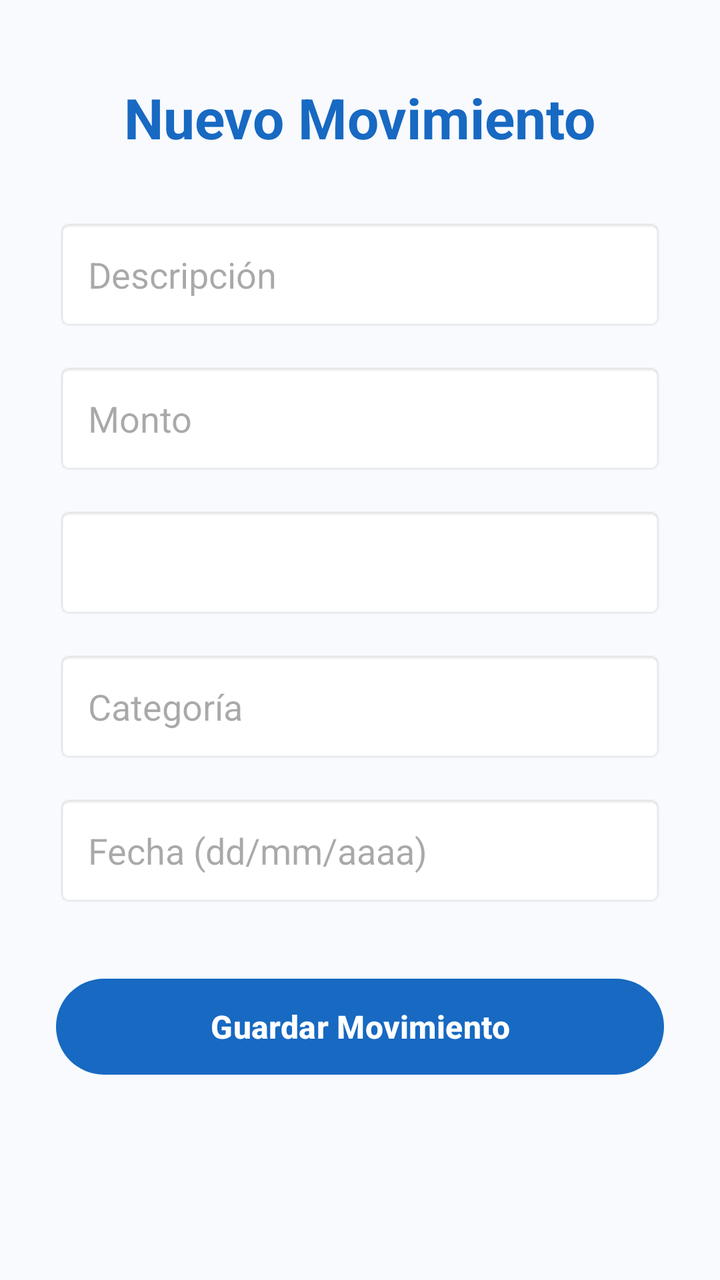
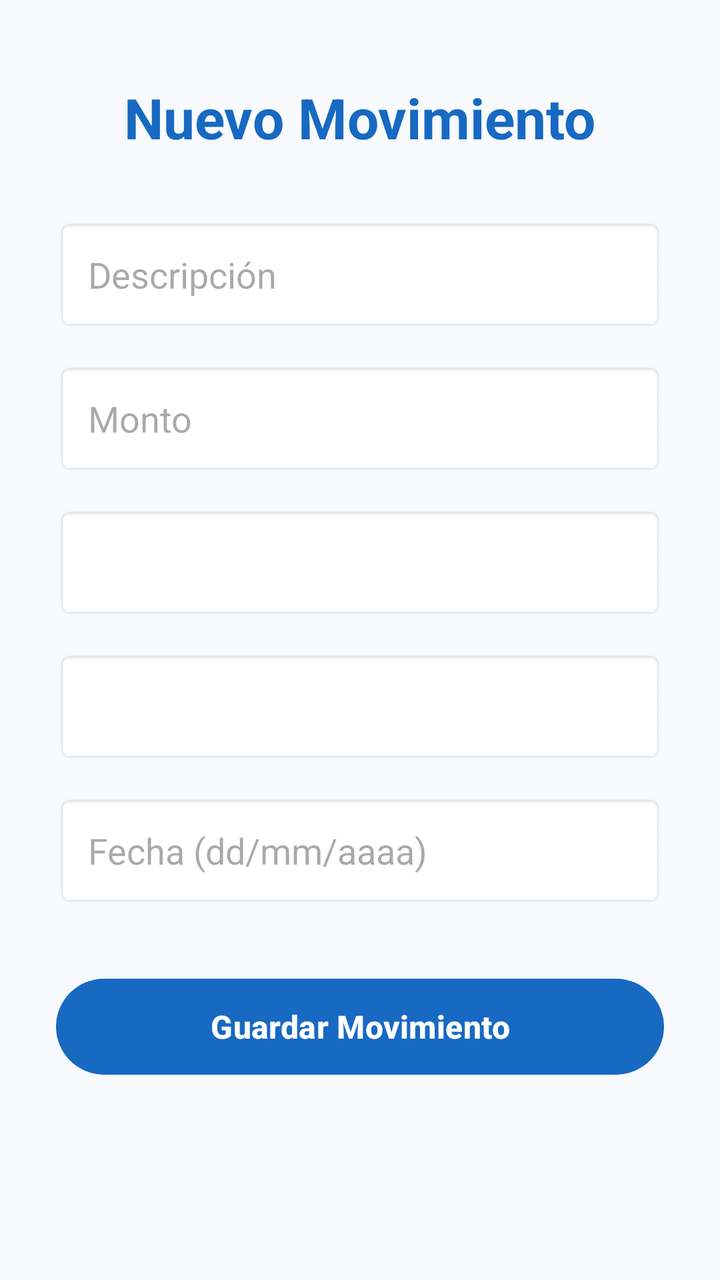

Compare the two renders of this Android layout. The source of the first and the diff that turns it into the second are given below.
<!-- AndroidManifest.xml: application theme Theme.PocketU -->
<!-- res/layout/activity_agregar_movimiento.xml -->
<?xml version="1.0" encoding="utf-8"?>
<ScrollView xmlns:android="http://schemas.android.com/apk/res/android"
    xmlns:app="http://schemas.android.com/apk/res-auto"
    android:layout_width="match_parent"
    android:layout_height="match_parent"
    android:background="#F8FAFD"
    android:fillViewport="true">

    <androidx.constraintlayout.widget.ConstraintLayout
        android:layout_width="match_parent"
        android:layout_height="wrap_content"
        android:paddingStart="28dp"
        android:paddingEnd="28dp"
        android:paddingTop="40dp"
        android:paddingBottom="30dp">

        <TextView
            android:id="@+id/tvTituloAgregar"
            android:layout_width="wrap_content"
            android:layout_height="wrap_content"
            android:text="Nuevo Movimiento"
            android:textColor="#1769C2"
            android:textSize="28sp"
            android:textStyle="bold"
            app:layout_constraintEnd_toEndOf="parent"
            app:layout_constraintStart_toStartOf="parent"
            app:layout_constraintTop_toTopOf="parent" />

        <EditText
            android:id="@+id/edtDescripcion"
            android:layout_width="0dp"
            android:layout_height="56dp"
            android:layout_marginTop="32dp"
            android:background="@android:drawable/editbox_background"
            android:hint="Descripción"
            android:paddingHorizontal="16dp"
            app:layout_constraintEnd_toEndOf="parent"
            app:layout_constraintStart_toStartOf="parent"
            app:layout_constraintTop_toBottomOf="@id/tvTituloAgregar" />

        <EditText
            android:id="@+id/edtMonto"
            android:layout_width="0dp"
            android:layout_height="56dp"
            android:layout_marginTop="16dp"
            android:background="@android:drawable/editbox_background"
            android:hint="Monto"
            android:inputType="numberDecimal"
            android:paddingHorizontal="16dp"
            app:layout_constraintEnd_toEndOf="parent"
            app:layout_constraintStart_toStartOf="parent"
            app:layout_constraintTop_toBottomOf="@id/edtDescripcion" />

        <Spinner
            android:id="@+id/spTipo"
            android:layout_width="0dp"
            android:layout_height="56dp"
            android:layout_marginTop="16dp"
            android:background="@android:drawable/editbox_background"
            app:layout_constraintEnd_toEndOf="parent"
            app:layout_constraintStart_toStartOf="parent"
            app:layout_constraintTop_toBottomOf="@id/edtMonto" />

        <EditText
            android:id="@+id/edtCategoria"
            android:layout_width="0dp"
            android:layout_height="56dp"
            android:layout_marginTop="16dp"
            android:background="@android:drawable/editbox_background"
            android:hint="Categoría"
            android:paddingHorizontal="16dp"
            app:layout_constraintEnd_toEndOf="parent"
            app:layout_constraintStart_toStartOf="parent"
            app:layout_constraintTop_toBottomOf="@id/spTipo" />

        <EditText
            android:id="@+id/edtFecha"
            android:layout_width="0dp"
            android:layout_height="56dp"
            android:layout_marginTop="16dp"
            android:background="@android:drawable/editbox_background"
            android:hint="Fecha (dd/mm/aaaa)"
            android:paddingHorizontal="16dp"
            app:layout_constraintEnd_toEndOf="parent"
            app:layout_constraintStart_toStartOf="parent"
            app:layout_constraintTop_toBottomOf="@id/edtCategoria" />

        <com.google.android.material.button.MaterialButton
            android:id="@+id/btnGuardar"
            android:layout_width="0dp"
            android:layout_height="56dp"
            android:layout_marginTop="32dp"
            android:text="Guardar Movimiento"
            android:textAllCaps="false"
            android:textSize="16sp"
            android:textStyle="bold"
            app:backgroundTint="#1769C2"
            app:cornerRadius="28dp"
            app:layout_constraintEnd_toEndOf="parent"
            app:layout_constraintStart_toStartOf="parent"
            app:layout_constraintTop_toBottomOf="@id/edtFecha" />

    </androidx.constraintlayout.widget.ConstraintLayout>

</ScrollView>
<!-- resources referenced by this layout -->
<resources>
  <style name="Theme.PocketU" parent="Base.Theme.PocketU" />
  <style name="Base.Theme.PocketU" parent="Theme.Material3.DayNight.NoActionBar">
          
          
      </style>
</resources>

<!-- the commit's change to res/layout/activity_agregar_movimiento.xml (unified diff, before → after) -->
@@ -61,14 +61,12 @@
             app:layout_constraintStart_toStartOf="parent"
             app:layout_constraintTop_toBottomOf="@id/edtMonto" />
 
-        <EditText
-            android:id="@+id/edtCategoria"
+        <Spinner
+            android:id="@+id/spCategoria"
             android:layout_width="0dp"
             android:layout_height="56dp"
             android:layout_marginTop="16dp"
             android:background="@android:drawable/editbox_background"
-            android:hint="Categoría"
-            android:paddingHorizontal="16dp"
             app:layout_constraintEnd_toEndOf="parent"
             app:layout_constraintStart_toStartOf="parent"
             app:layout_constraintTop_toBottomOf="@id/spTipo" />
@@ -83,7 +81,7 @@
             android:paddingHorizontal="16dp"
             app:layout_constraintEnd_toEndOf="parent"
             app:layout_constraintStart_toStartOf="parent"
-            app:layout_constraintTop_toBottomOf="@id/edtCategoria" />
+            app:layout_constraintTop_toBottomOf="@id/spCategoria" />
 
         <com.google.android.material.button.MaterialButton
             android:id="@+id/btnGuardar"
